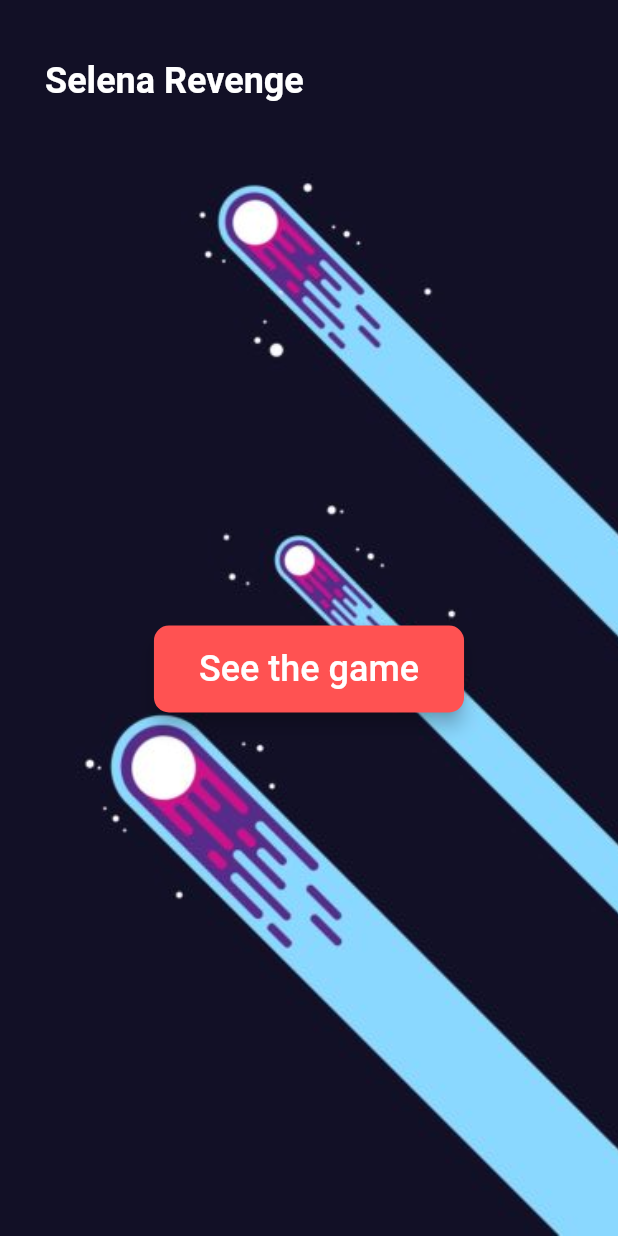
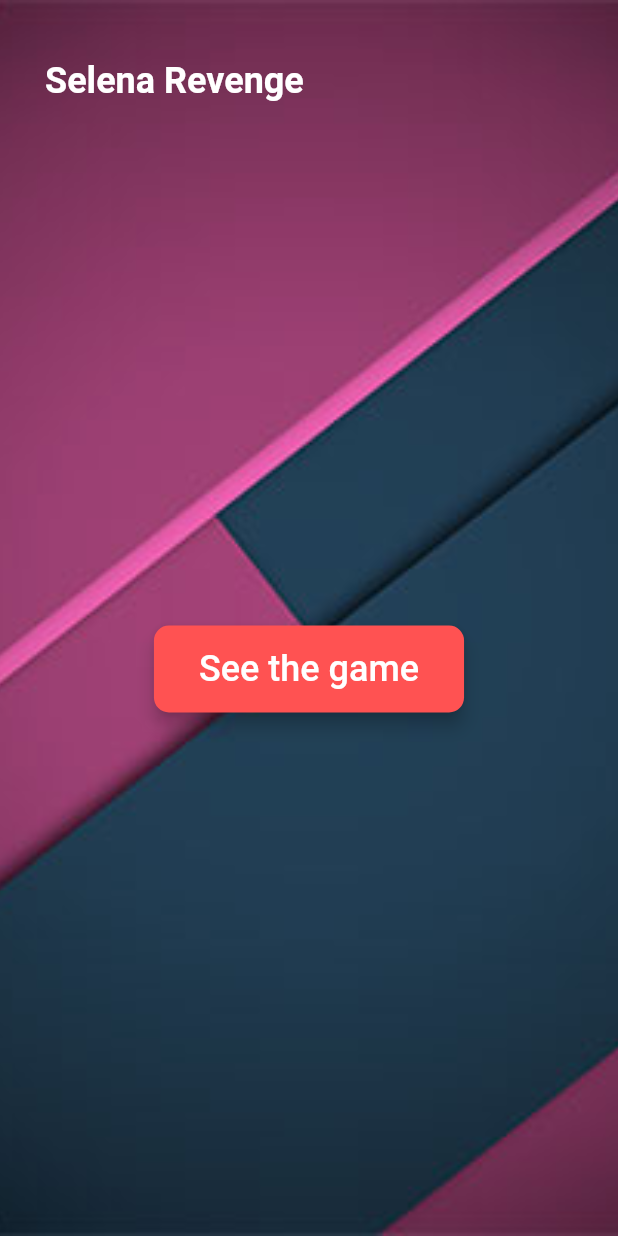
Before and after one commit to nova14753692/portfolio_app, a Flutter app: the screen it shows after launch, scrolled down 2304 dp, after a tap on "Detail", on a phone screen of 412 x 824 dp. Run offline on Flutter 3.47's test engine with Material 2 defaults, Android fonts, the phone set to English and light mode, and no system bars.

Commit message:
open portfolio card hero animation

```diff
--- a/lib/contact/contact.dart
+++ b/lib/contact/contact.dart
@@ -11,6 +11,7 @@ class Contact extends StatefulWidget {
 class _Contact extends State<Contact> {
   String _name, _message;
   final GlobalKey<FormState> _formKey = GlobalKey<FormState>();
+  final FocusNode _messageFocusNode = FocusNode();
 
   void _contact() async {
     final String url =
@@ -21,40 +22,72 @@ class _Contact extends State<Contact> {
       throw 'Could not launch mail app.';
   }
 
-  @override
-  Widget build(BuildContext context) {
-    return Column(
-      children: <Widget>[
-        TextFormField(
+  Widget _buildNameTextFormField() {
+    return TextFormField(
+      textInputAction: TextInputAction.next,
       decoration: InputDecoration(labelText: 'Your name'),
+      style: TextStyle(color: Colors.redAccent, fontSize: 20),
       validator: (String value) {
         if (value.isEmpty) return 'Your name is required.';
       },
       onSaved: (String value) => _name = value,
-        ),
-        TextFormField(
-          maxLines: 5,
+      onEditingComplete: () =>
+          FocusScope.of(context).requestFocus(_messageFocusNode),
+    );
+  }
+
+  Widget _buildMessageTextFormField() {
+    return TextFormField(
+      maxLines: null,
+      focusNode: _messageFocusNode,
       decoration: InputDecoration(labelText: 'Message'),
       validator: (String value) {
         if (value.isEmpty) return 'Message is required.';
       },
       onSaved: (String value) => _message = value,
-        ),
-        SizedBox(
-          height: 20,
-        ),
-        RaisedButton(
+      onEditingComplete: () => _messageFocusNode.unfocus(),
+    );
+  }
+
+  Widget _buildSubmitButton() {
+    return RaisedButton(
       padding: EdgeInsets.symmetric(horizontal: 50),
       child: Text(
         'Submit',
         style: TextStyle(fontSize: 20),
       ),
       onPressed: () {
+        if (_formKey.currentState.validate()) {
           _formKey.currentState.save();
           _contact();
+        }
       },
-        )
+    );
+  }
+
+  @override
+  void dispose() {
+    _messageFocusNode.dispose();
+    super.dispose();
+  }
+
+  @override
+  Widget build(BuildContext context) {
+    return GestureDetector(
+      onTap: () => FocusScope.of(context).requestFocus(FocusNode()),
+      child: Form(
+        key: _formKey,
+        child: Column(
+          children: <Widget>[
+            _buildNameTextFormField(),
+            _buildMessageTextFormField(),
+            SizedBox(
+              height: 20,
+            ),
+            _buildSubmitButton(),
           ],
+        ),
+      ),
     );
   }
 }
--- a/lib/main.dart
+++ b/lib/main.dart
@@ -14,13 +14,13 @@ class MainApp extends StatelessWidget {
       switch (paths[2]) {
         case 'discord_clone':
           return CustomRoute<bool>(
-              builder: (BuildContext context) => PortfolioPage());
+              builder: (BuildContext context) => PortfolioPage('discord_clone'));
         case 'flutter_shop':
           return CustomRoute<bool>(
-              builder: (BuildContext context) => PortfolioPage());
+              builder: (BuildContext context) => PortfolioPage('flutter_shop'));
         case 'selena_revenge':
           return CustomRoute<bool>(
-              builder: (BuildContext context) => PortfolioPage());
+              builder: (BuildContext context) => PortfolioPage('selena_revenge'));
       }
     }
     return null;
--- a/lib/pages/home.dart
+++ b/lib/pages/home.dart
@@ -15,10 +15,9 @@ class Home extends StatelessWidget {
   final AboutModel _aboutModel = AboutModel();
   final ScrollController _scrollController = ScrollController();
 
-
   Widget _buildPageDivider([color = Colors.black, double width = 3]) {
     return SliverToBoxAdapter(
-      child: div.Divider(color: color, width : width),
+      child: div.Divider(color: color, width: width),
     );
   }
 
@@ -26,7 +25,13 @@ class Home extends StatelessWidget {
   Widget build(BuildContext context) {
     return Scaffold(
       drawer: HomeDrawer(_scrollController),
-      body: CustomScrollView(
+      body: GestureDetector(
+        onTap: () => FocusScope.of(context).requestFocus(FocusNode()),
+        onVerticalDragDown: (DragDownDetails detail) =>
+            FocusScope.of(context).requestFocus(FocusNode()),
+        onHorizontalDragDown: (DragDownDetails detail) =>
+            FocusScope.of(context).requestFocus(FocusNode()),
+        child: CustomScrollView(
           controller: _scrollController,
           slivers: <Widget>[
             SliverPersistentHeader(
@@ -75,6 +80,7 @@ class Home extends StatelessWidget {
             ),
           ],
         ),
+      ),
     );
   }
 }
--- a/lib/pages/portfolio_page.dart
+++ b/lib/pages/portfolio_page.dart
@@ -5,6 +5,9 @@ import '../ui_elements/portfolio_drawer.dart';
 
 class PortfolioPage extends StatelessWidget {
   final ScrollController _scrollController = ScrollController();
+  final String heroTag;
+
+  PortfolioPage(this.heroTag);
 
   String _paragraphBuilder(List<String> sentences) {
     String result = '';
@@ -62,8 +65,10 @@ class PortfolioPage extends StatelessWidget {
                 maxHeight: MediaQuery.of(context).size.height,
                 minHeight: 80,
                 scrollController: _scrollController,
+                coverImageUrl: 'assets/portfolio_card_image.jpg',
                 appbarTitle: 'Selena Revenge',
-                openButtonText: 'See the game'),
+                openButtonText: 'See the game',
+                heroTag: heroTag),
           ),
           SliverList(
             delegate: SliverChildListDelegate([
--- a/lib/portfolio/portfolio_card.dart
+++ b/lib/portfolio/portfolio_card.dart
@@ -7,6 +7,56 @@ class PortfolioCard extends StatelessWidget {
   final int _cardIndex;
 
   PortfolioCard(this._portfolioModel, this._cardIndex);
+
+  Widget _buildCardImage() {
+    return Container(
+      margin: EdgeInsets.symmetric(vertical: 15),
+      padding: EdgeInsets.symmetric(horizontal: 20),
+      child: Hero(
+        tag: _portfolioModel.getPortfolios[_cardIndex].route,
+        child: ClipRRect(
+          borderRadius: BorderRadius.circular(20),
+          child:
+              Image.asset(_portfolioModel.getPortfolios[_cardIndex].imageUrl),
+        ),
+      ),
+    );
+  }
+
+  Widget _buildCardTitle() {
+    return Text(
+      _portfolioModel.getPortfolios[_cardIndex].title,
+      style: TextStyle(
+        fontSize: 24,
+        fontWeight: FontWeight.w500,
+        color: Colors.blueGrey,
+      ),
+    );
+  }
+
+  Widget _buildCardDescription() {
+    return Text(
+      _portfolioModel.getPortfolios[_cardIndex].description,
+      style: TextStyle(
+        fontSize: 20,
+      ),
+      textAlign: TextAlign.center,
+    );
+  }
+
+  Widget _buildDetailButton(BuildContext context) {
+    return RaisedButton(
+      color: Colors.redAccent,
+      padding: EdgeInsets.symmetric(horizontal: 50, vertical: 10),
+      shape: RoundedRectangleBorder(borderRadius: BorderRadius.circular(10)),
+      child: Text(
+        'Detail',
+        style: TextStyle(fontSize: 20, color: Colors.white),
+      ),
+      onPressed: () => Navigator.pushNamed(context,
+          '/portfolio/${_portfolioModel.getPortfolios[_cardIndex].route}'),
+    );
+  }
 
   @override
   Widget build(BuildContext context) {
@@ -21,48 +71,16 @@ class PortfolioCard extends StatelessWidget {
         color: Colors.white70,
         child: Column(
           children: <Widget>[
-            Container(
-              margin: EdgeInsets.symmetric(vertical: 15),
-              padding: EdgeInsets.symmetric(horizontal: 20),
-              child: ClipRRect(
-                borderRadius: BorderRadius.circular(20),
-                child: Image.asset(
-                    _portfolioModel.getPortfolios[_cardIndex].imageUrl),
-              ),
-            ),
-            Text(
-              _portfolioModel.getPortfolios[_cardIndex].title,
-              style: TextStyle(
-                fontSize: 24,
-                fontWeight: FontWeight.w500,
-                color: Colors.blueGrey,
-              ),
-            ),
+            _buildCardImage(),
+            _buildCardTitle(),
             SizedBox(
               height: 10,
             ),
-            Text(
-              _portfolioModel.getPortfolios[_cardIndex].description,
-              style: TextStyle(
-                fontSize: 20,
-              ),
-              textAlign: TextAlign.center,
-            ),
+            _buildCardDescription(),
             SizedBox(
               height: 10,
             ),
-            RaisedButton(
-              color: Colors.redAccent,
-              padding: EdgeInsets.symmetric(horizontal: 50, vertical: 10),
-              shape: RoundedRectangleBorder(
-                  borderRadius: BorderRadius.circular(10)),
-              child: Text(
-                'Detail',
-                style: TextStyle(fontSize: 20, color: Colors.white),
-              ),
-              onPressed: () => Navigator.pushNamed(context,
-                  '/portfolio/${_portfolioModel.getPortfolios[_cardIndex].route}'),
-            ),
+            _buildDetailButton(context),
             SizedBox(
               height: 10,
             ),
--- a/lib/ui_elements/header.dart
+++ b/lib/ui_elements/header.dart
@@ -9,6 +9,7 @@ class Header extends SliverPersistentHeaderDelegate {
   final String appbarTitle;
   final String openButtonText;
   final ScrollController scrollController;
+  final String heroTag;
 
   Header(
       {@required this.minHeight,
@@ -16,7 +17,8 @@ class Header extends SliverPersistentHeaderDelegate {
       @required this.scrollController,
       this.coverImageUrl: 'assets/meteors.jpg',
       this.appbarTitle: 'My Portfolio',
-      this.openButtonText: 'See my works'});
+      this.openButtonText: 'See my works',
+      this.heroTag: ''});
 
   @override
   double get maxExtent => maxHeight;
@@ -24,32 +26,28 @@ class Header extends SliverPersistentHeaderDelegate {
   @override
   double get minExtent => minHeight;
 
-  @override
-  Widget build(
-      BuildContext context, double shrinkOffset, bool overlapsContent) {
-    return Stack(
-      fit: StackFit.expand,
-      overflow: Overflow.clip,
-      children: <Widget>[
-        Image.asset(coverImageUrl, fit: BoxFit.cover),
-        Column(
-          children: <Widget>[
-            SizedBox(
-              height: 30,
-            ),
-            Container(
-              width: MediaQuery.of(context).size.width,
+  Widget _buildCoverImage() {
+    return Hero(
+      tag: heroTag,
+      child: Image.asset(coverImageUrl, fit: BoxFit.cover),
+    );
+  }
+
+  Widget _buildHeaderTitle(double deviceWidth) {
+    return Container(
+      width: deviceWidth,
       padding: EdgeInsets.only(left: 30, top: 10),
       child: Text(
         appbarTitle,
         textAlign: TextAlign.left,
         style: TextStyle(
-                    fontSize: 24,
-                    color: Colors.white,
-                    fontWeight: FontWeight.bold),
+            fontSize: 24, color: Colors.white, fontWeight: FontWeight.bold),
       ),
-            ),
-            shrinkOffset >= maxHeight - minHeight - 60
+    );
+  }
+
+  Widget _buildOpenButton(double shrinkOffset, double deviceHeight) {
+    return shrinkOffset >= maxHeight - minHeight - 60
         ? Container()
         : Expanded(
             child: Center(
@@ -59,17 +57,35 @@ class Header extends SliverPersistentHeaderDelegate {
                 elevation: 5,
                 shape: RoundedRectangleBorder(
                     borderRadius: BorderRadius.circular(10)),
-                        padding:
-                            EdgeInsets.symmetric(horizontal: 30, vertical: 15),
+                padding: EdgeInsets.symmetric(horizontal: 30, vertical: 15),
                 child: Text(
                   openButtonText,
                   style: TextStyle(fontSize: 24),
                 ),
-                        onPressed: () => Utility.scrollTo(
-                            MediaQuery.of(context).size.height - minHeight),
+                onPressed: () => Utility.scrollTo(deviceHeight - minHeight,
+                    controller: scrollController),
               ),
             ),
-                  )
+          );
+  }
+
+  @override
+  Widget build(
+      BuildContext context, double shrinkOffset, bool overlapsContent) {
+    double deviceWidth = MediaQuery.of(context).size.width;
+    double deviceHeight = MediaQuery.of(context).size.height;
+    return Stack(
+      fit: StackFit.expand,
+      overflow: Overflow.clip,
+      children: <Widget>[
+        _buildCoverImage(),
+        Column(
+          children: <Widget>[
+            SizedBox(
+              height: 30,
+            ),
+            _buildHeaderTitle(deviceWidth),
+            _buildOpenButton(shrinkOffset, deviceHeight),
           ],
         )
       ],
--- a/lib/ui_elements/portfolio_drawer.dart
+++ b/lib/ui_elements/portfolio_drawer.dart
@@ -5,9 +5,7 @@ import '../helper/ultility.dart';
 
 class PortfolioDrawer extends AppDrawer {
   PortfolioDrawer(ScrollController scrollController)
-      : super(scrollController: scrollController) {
-    scrollController = null;
-  }
+      : super(scrollController: scrollController);
 
   @override
   onDrawerItemTap(double offset, BuildContext context) {
--- a/pubspec.yaml
+++ b/pubspec.yaml
@@ -20,7 +20,6 @@ dependencies:
   # Use with the CupertinoIcons class for iOS style icons.
   cupertino_icons: ^0.1.2
 
-  scoped_model: ^1.0.1
   url_launcher: ^4.0.3
 
 dev_dependencies:
```
Also changed, not shown: lib/helper/ultility.dart (+14 -2 lines), lib/ui_elements/app_drawer.dart (+6 -3 lines), lib/pages/portfolio_list_page.dart (added), 5 other files. Lines whose indentation alone changed are shown as unchanged.
